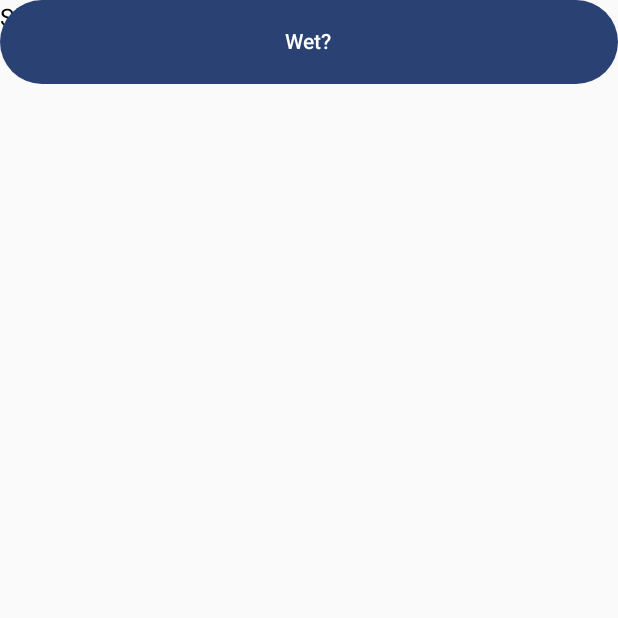
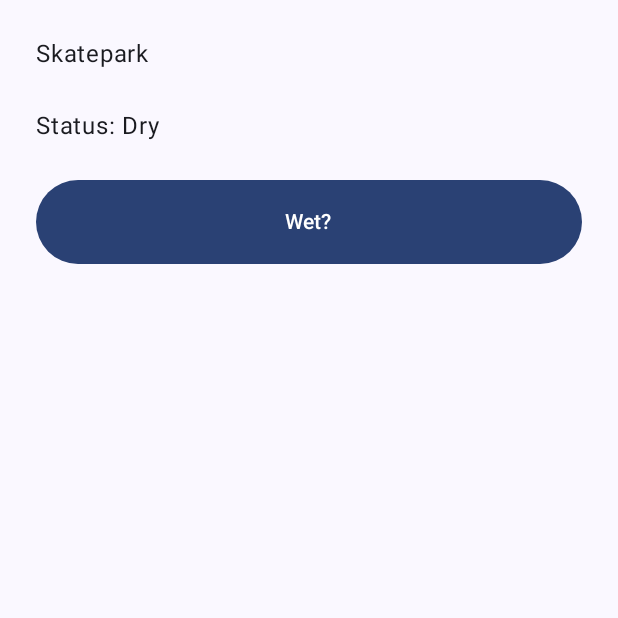
Before and after one commit to beesymeow/IsItDry-SkateparkApp, an Android app built with Jetpack Compose: the screen it shows after launch (MainActivity), on a phone screen of 412 x 824 dp, the top half of it. Run offline under Robolectric (Android 15) with nearby library versions, the phone set to English and light mode, and no system bars.

Commit message:
Added Scaffold and made text string resources

```diff
--- a/app/src/main/java/com/example/skateparkisitdry/MainActivity.kt
+++ b/app/src/main/java/com/example/skateparkisitdry/MainActivity.kt
@@ -4,9 +4,14 @@ import android.os.Bundle
 import androidx.activity.ComponentActivity
 import androidx.activity.compose.setContent
 import androidx.activity.enableEdgeToEdge
+import androidx.compose.foundation.layout.Arrangement
+import androidx.compose.foundation.layout.Column
+import androidx.compose.foundation.layout.fillMaxSize
 import androidx.compose.foundation.layout.fillMaxWidth
 import androidx.compose.foundation.layout.height
+import androidx.compose.foundation.layout.padding
 import androidx.compose.material3.Button
+import androidx.compose.material3.Scaffold
 import androidx.compose.material3.Text
 import androidx.compose.runtime.Composable
 import androidx.compose.runtime.getValue
@@ -14,6 +19,7 @@ import androidx.compose.runtime.mutableStateOf
 import androidx.compose.runtime.remember
 import androidx.compose.runtime.setValue
 import androidx.compose.ui.Modifier
+import androidx.compose.ui.res.stringResource
 import androidx.compose.ui.tooling.preview.Preview
 import androidx.compose.ui.unit.dp
 import com.example.skateparkisitdry.ui.theme.SkateparkIsItDryTheme
@@ -35,17 +41,31 @@ class MainActivity : ComponentActivity() {
 fun HomeScreen(modifier: Modifier = Modifier) {
     var isWet by remember { mutableStateOf(false) }
 
-    Text(
-        text = "Skatepark"
-    )
+    Scaffold {innerPadding ->
+        Column(
+            Modifier
+                .fillMaxSize()
+                .padding(innerPadding)
+                .padding(24.dp),
+            verticalArrangement = Arrangement.spacedBy(24.dp)
+        ) {
+            Text(text = "Skatepark")
+            Text(text = if (isWet) stringResource(R.string.status_wet) else stringResource(R.string.status_dry))
+            Button(
+                onClick = { isWet = true },
+                modifier = Modifier
+                    .fillMaxWidth()
+                    .height(56.dp),
+            )
+            {
+                Text(stringResource(R.string.wet_questionmark))
+            }
+        }
+    }
 
-    Button(
-        onClick = { isWet = true },
-        modifier = Modifier.fillMaxWidth().height(56.dp),
-    )
-    {
-        Text("Wet?")
-    }
+
+
+
 }
 
 @Preview(showBackground = true)
--- a/app/src/main/res/values/strings.xml
+++ b/app/src/main/res/values/strings.xml
@@ -1,3 +1,6 @@
 <resources>
     <string name="app_name">SkateparkIsItDry</string>
+    <string name="status_wet">Status: Wet</string>
+    <string name="status_dry">Status: Dry</string>
+    <string name="wet_questionmark">Wet?</string>
 </resources>
```
